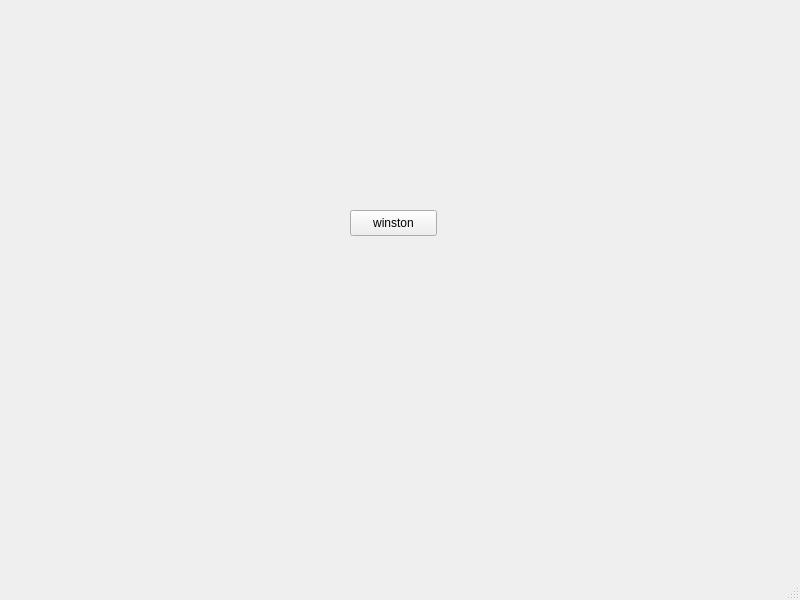
yourProgrammist/ProgProject, file Client/task3.ui: the form before one commit.
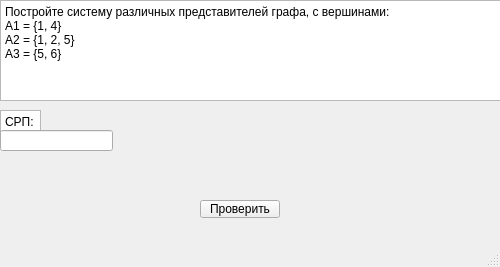
The form after the commit.

Commit message: task Beluchenko

The edit to the form file:
```diff
--- a/Client/task3.ui
+++ b/Client/task3.ui
@@ -6,8 +6,8 @@
    <rect>
     <x>0</x>
     <y>0</y>
-    <width>800</width>
-    <height>600</height>
+    <width>500</width>
+    <height>267</height>
    </rect>
   </property>
   <property name="windowTitle">
@@ -17,16 +17,104 @@
    <widget class="QPushButton" name="pushButton">
     <property name="geometry">
      <rect>
-      <x>350</x>
-      <y>210</y>
-      <width>87</width>
-      <height>26</height>
+      <x>310</x>
+      <y>280</y>
+      <width>80</width>
+      <height>18</height>
      </rect>
     </property>
     <property name="text">
      <string>winston</string>
     </property>
    </widget>
+   <widget class="QLineEdit" name="lineEdit_1">
+    <property name="geometry">
+     <rect>
+      <x>0</x>
+      <y>130</y>
+      <width>113</width>
+      <height>21</height>
+     </rect>
+    </property>
+   </widget>
+   <widget class="QPushButton" name="but">
+    <property name="enabled">
+     <bool>true</bool>
+    </property>
+    <property name="geometry">
+     <rect>
+      <x>200</x>
+      <y>200</y>
+      <width>80</width>
+      <height>18</height>
+     </rect>
+    </property>
+    <property name="text">
+     <string>Проверить</string>
+    </property>
+   </widget>
+   <widget class="QTextEdit" name="textEdit">
+    <property name="geometry">
+     <rect>
+      <x>0</x>
+      <y>0</y>
+      <width>501</width>
+      <height>101</height>
+     </rect>
+    </property>
+    <property name="html">
+     <string>&lt;!DOCTYPE HTML PUBLIC &quot;-//W3C//DTD HTML 4.0//EN&quot; &quot;http://www.w3.org/TR/REC-html40/strict.dtd&quot;&gt;
+&lt;html&gt;&lt;head&gt;&lt;meta name=&quot;qrichtext&quot; content=&quot;1&quot; /&gt;&lt;meta charset=&quot;utf-8&quot; /&gt;&lt;style type=&quot;text/css&quot;&gt;
+p, li { white-space: pre-wrap; }
+hr { height: 1px; border-width: 0; }
+li.unchecked::marker { content: &quot;\2610&quot;; }
+li.checked::marker { content: &quot;\2612&quot;; }
+&lt;/style&gt;&lt;/head&gt;&lt;body style=&quot; font-family:'Segoe UI'; font-size:9pt; font-weight:400; font-style:normal;&quot;&gt;
+&lt;p style=&quot; margin-top:0px; margin-bottom:0px; margin-left:0px; margin-right:0px; -qt-block-indent:0; text-indent:0px;&quot;&gt;Постройте систему различных представителей графа, с вершинами:&lt;/p&gt;
+&lt;p style=&quot; margin-top:0px; margin-bottom:0px; margin-left:0px; margin-right:0px; -qt-block-indent:0; text-indent:0px;&quot;&gt;A1 = {1, 4}&lt;/p&gt;
+&lt;p style=&quot; margin-top:0px; margin-bottom:0px; margin-left:0px; margin-right:0px; -qt-block-indent:0; text-indent:0px;&quot;&gt;A2 = {1, 2, 5}&lt;/p&gt;
+&lt;p style=&quot; margin-top:0px; margin-bottom:0px; margin-left:0px; margin-right:0px; -qt-block-indent:0; text-indent:0px;&quot;&gt;A3 = {5, 6}&lt;/p&gt;&lt;/body&gt;&lt;/html&gt;</string>
+    </property>
+   </widget>
+   <widget class="QTextEdit" name="textEdit_2">
+    <property name="geometry">
+     <rect>
+      <x>0</x>
+      <y>110</y>
+      <width>41</width>
+      <height>31</height>
+     </rect>
+    </property>
+    <property name="html">
+     <string>&lt;!DOCTYPE HTML PUBLIC &quot;-//W3C//DTD HTML 4.0//EN&quot; &quot;http://www.w3.org/TR/REC-html40/strict.dtd&quot;&gt;
+&lt;html&gt;&lt;head&gt;&lt;meta name=&quot;qrichtext&quot; content=&quot;1&quot; /&gt;&lt;meta charset=&quot;utf-8&quot; /&gt;&lt;style type=&quot;text/css&quot;&gt;
+p, li { white-space: pre-wrap; }
+hr { height: 1px; border-width: 0; }
+li.unchecked::marker { content: &quot;\2610&quot;; }
+li.checked::marker { content: &quot;\2612&quot;; }
+&lt;/style&gt;&lt;/head&gt;&lt;body style=&quot; font-family:'Segoe UI'; font-size:9pt; font-weight:400; font-style:normal;&quot;&gt;
+&lt;p style=&quot; margin-top:0px; margin-bottom:0px; margin-left:0px; margin-right:0px; -qt-block-indent:0; text-indent:0px;&quot;&gt;СРП:&lt;/p&gt;&lt;/body&gt;&lt;/html&gt;</string>
+    </property>
+   </widget>
+   <widget class="QLabel" name="result">
+    <property name="geometry">
+     <rect>
+      <x>120</x>
+      <y>160</y>
+      <width>271</width>
+      <height>31</height>
+     </rect>
+    </property>
+    <property name="text">
+     <string/>
+    </property>
+   </widget>
+   <zorder>pushButton</zorder>
+   <zorder>but</zorder>
+   <zorder>textEdit</zorder>
+   <zorder>textEdit_2</zorder>
+   <zorder>lineEdit_1</zorder>
+   <zorder>result</zorder>
   </widget>
   <widget class="QMenuBar" name="menubar">
    <property name="geometry">
```
Left out of the diff: 4 changed lines with no effect on the pictures. The commit also changes 1137 other files.
